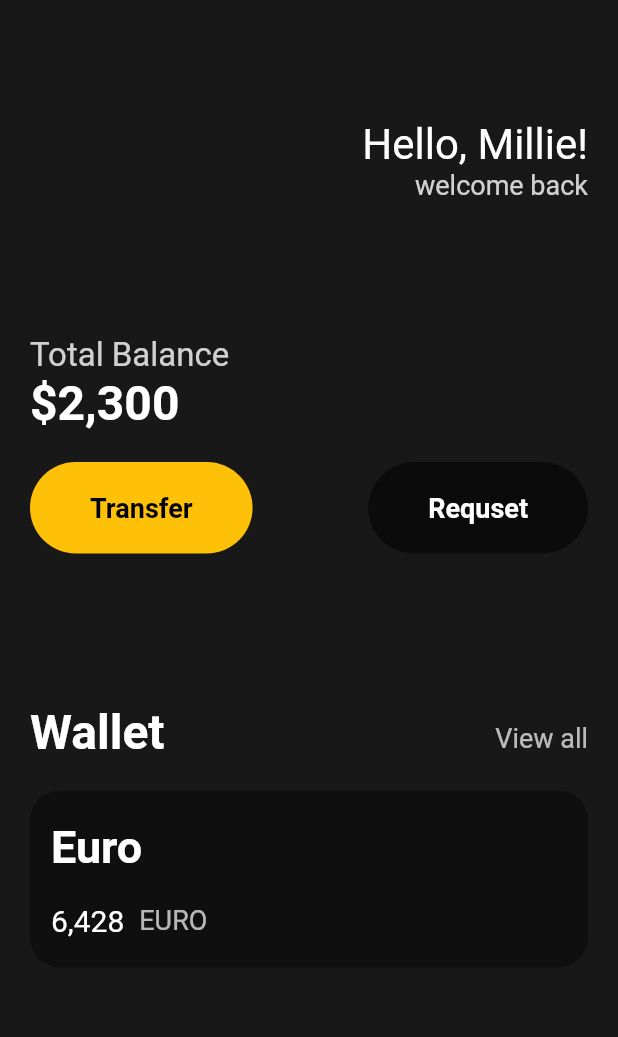
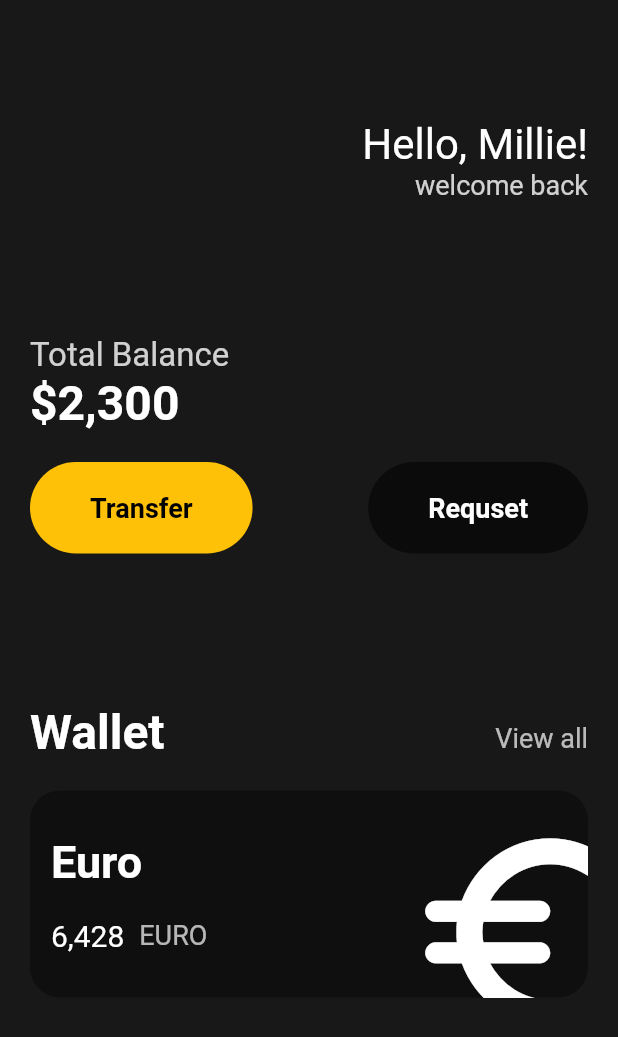
Before and after one commit to milliekang/toonflix, a Flutter app: the screen it shows after launch, on a phone screen of 412 x 824 dp. Shown: the top 1037 px of the screen. Run offline on Flutter 3.47's test engine with Material 2 defaults, Android fonts, the phone set to English and light mode, and no system bars.

Commit message:
icons and transforms

```diff
--- a/lib/main.dart
+++ b/lib/main.dart
@@ -107,6 +107,7 @@ class MyApp extends StatelessWidget {
                 height: 20,
               ),
               Container(
+                clipBehavior: Clip.hardEdge,
                 decoration: BoxDecoration(
                   color: Colors.black38,
                   borderRadius: BorderRadius.circular(20),
@@ -117,6 +118,7 @@ class MyApp extends StatelessWidget {
                     vertical: 20,
                   ),
                   child: Row(
+                    mainAxisAlignment: MainAxisAlignment.spaceBetween,
                     children: [
                       Column(
                         crossAxisAlignment: CrossAxisAlignment.start,
@@ -152,6 +154,17 @@ class MyApp extends StatelessWidget {
                             ],
                           ),
                         ],
+                      ),
+                      Transform.scale(
+                        scale: 1.7,
+                        child: Transform.translate(
+                          offset: const Offset(10, 15),
+                          child: const Icon(
+                            Icons.euro_symbol_rounded,
+                            color: Colors.white,
+                            size: 98,
+                          ),
+                        ),
                       )
                     ],
                   ),
```
